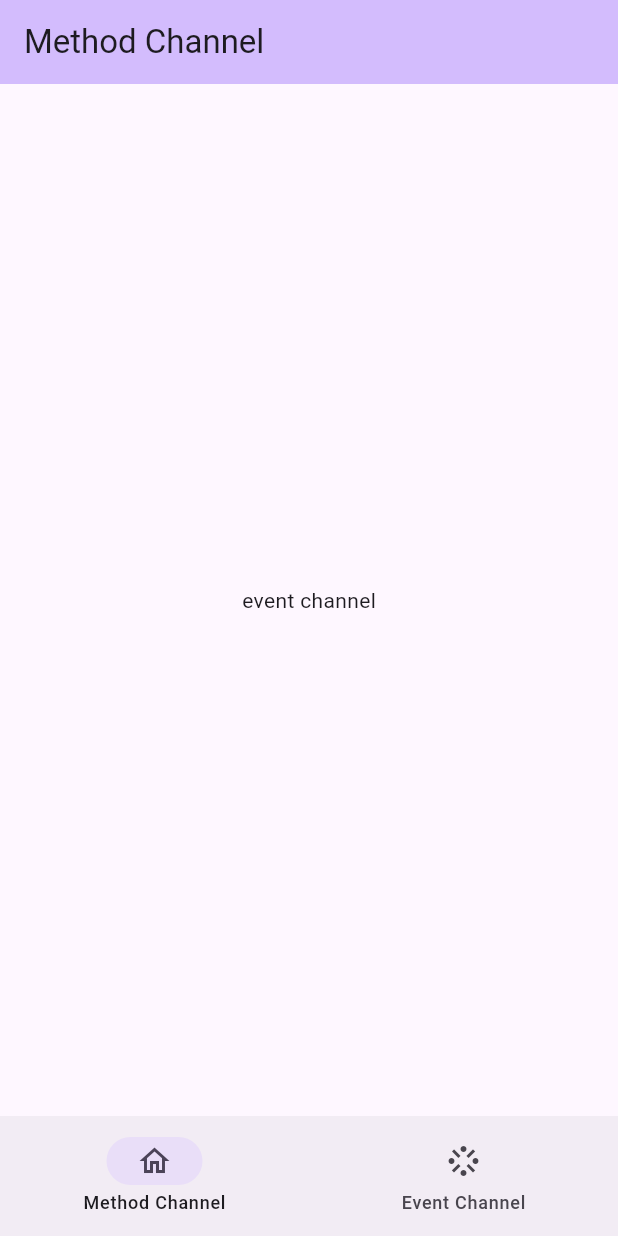
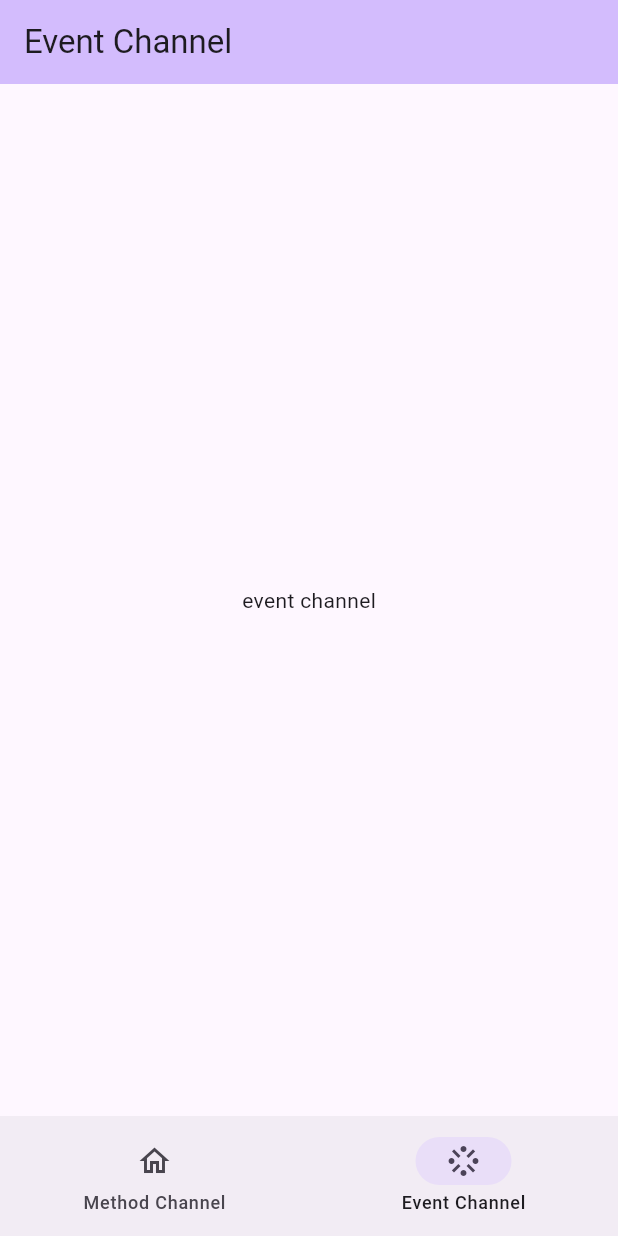
Before and after one commit to jeremyriverain/playground_native_with_flutter, a Flutter app: the screen it shows after launch, item 2 of the bottom bar chosen, on a phone screen of 412 x 824 dp. Run offline on Flutter 3.47's test engine with Material 3 defaults, Android fonts, the phone set to English and light mode, and no system bars.

```diff
--- a/lib/main.dart
+++ b/lib/main.dart
@@ -12,7 +12,6 @@ class MyApp extends StatelessWidget {
   @override
   Widget build(BuildContext context) {
     return MaterialApp(
-      title: 'Flutter Demo',
       theme: ThemeData(
         colorScheme: ColorScheme.fromSeed(seedColor: Colors.deepPurple),
         useMaterial3: true,
@@ -34,12 +33,14 @@ class MyHomePage extends StatefulWidget {
 class _MyHomePageState extends State<MyHomePage> {
   int currentPageIndex = 0;
 
+  final titles = [const Text('Method Channel'), const Text('Event Channel')];
+
   @override
   Widget build(BuildContext context) {
     return Scaffold(
       appBar: AppBar(
         backgroundColor: Theme.of(context).colorScheme.inversePrimary,
-        title: const Text('Method Channel'),
+        title: titles[currentPageIndex],
       ),
       bottomNavigationBar: NavigationBar(
         onDestinationSelected: (value) {
@@ -47,6 +48,7 @@ class _MyHomePageState extends State<MyHomePage> {
             currentPageIndex = value;
           });
         },
+        selectedIndex: currentPageIndex,
         destinations: const <Widget>[
           NavigationDestination(
             icon: Icon(Icons.home_outlined),
@@ -60,7 +62,7 @@ class _MyHomePageState extends State<MyHomePage> {
       ),
       body: [
         const MethodChannelView(),
-        const EventChannelView()
+        const EventChannelView(),
       ][currentPageIndex],
     );
   }
```
Also changed, not shown: analysis_options.yaml (+2 -26 lines), pubspec.yaml (+3 -12 lines), .github/workflows/main.yaml (added), pubspec.lock.
